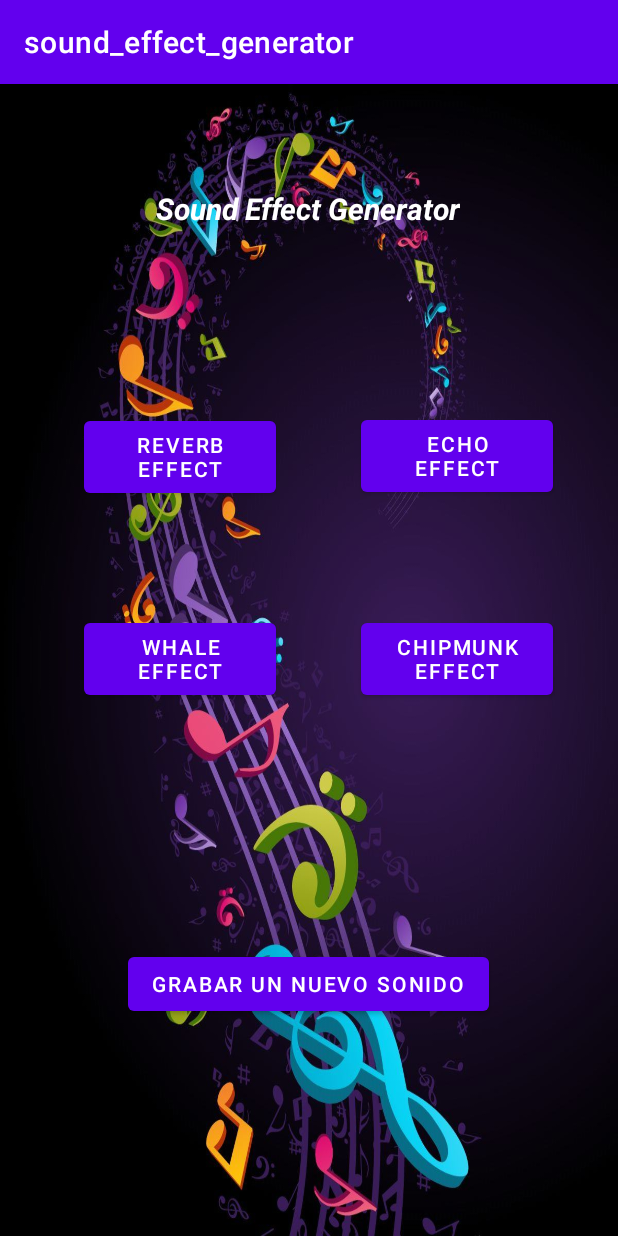
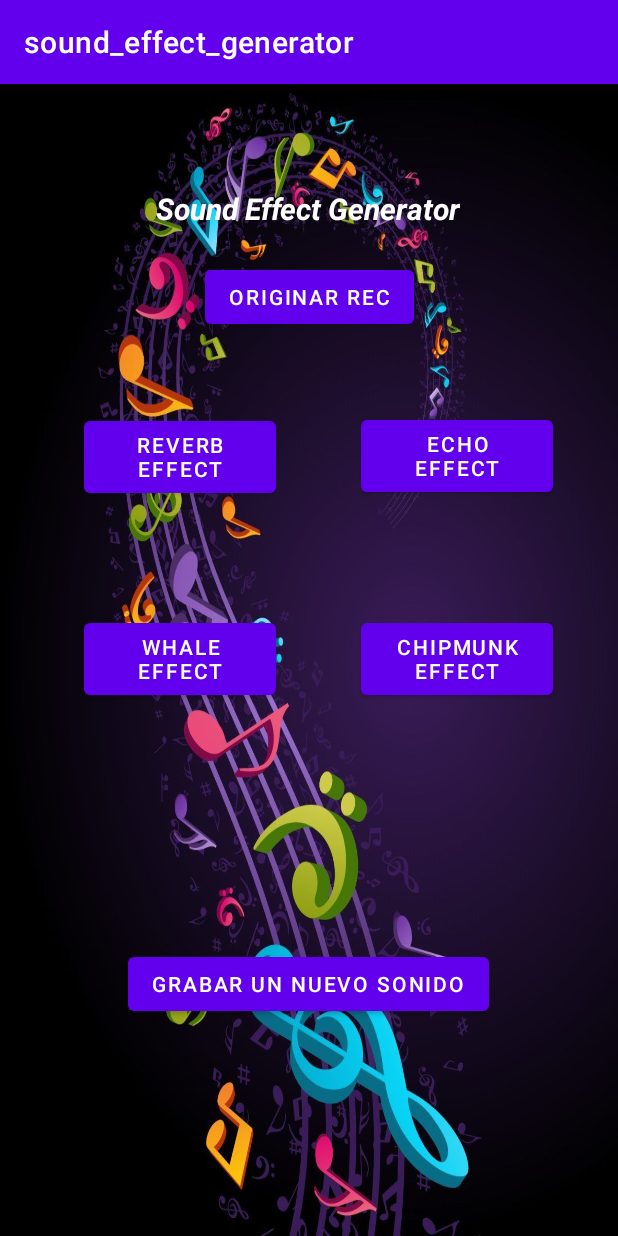
Before and after one commit to emorera07/sound_effect_generator, an Android app: the SoundsEffectsGeneratorActivity screen opened directly, with no data from a screen before it, on a phone screen of 412 x 824 dp. Run offline under Robolectric (Android 15) with nearby library versions, the phone set to English and light mode, and no system bars.

Commit message:
adding CHIPMUNK and WHALE effects

```diff
--- a/app/src/main/AndroidManifest.xml
+++ b/app/src/main/AndroidManifest.xml
@@ -4,6 +4,8 @@
 
     <uses-permission android:name="android.permission.WRITE_EXTERNAL_STORAGE" />
     <uses-permission android:name="android.permission.RECORD_AUDIO" />
+    <uses-permission android:name="android.permission.MODIFY_AUDIO_SETTINGS" />
+
 
     <application
         android:allowBackup="true"
--- a/app/src/main/res/layout/activity_sounds_effects_generator.xml
+++ b/app/src/main/res/layout/activity_sounds_effects_generator.xml
@@ -11,6 +11,7 @@
         android:id="@+id/button2"
         android:layout_width="128dp"
         android:layout_height="60dp"
+        android:onClick="reverb_effect"
         android:text="@string/btn_reverb"
         app:layout_constraintBottom_toBottomOf="parent"
         app:layout_constraintEnd_toEndOf="parent"
@@ -35,6 +36,7 @@
         android:id="@+id/button4"
         android:layout_width="128dp"
         android:layout_height="60dp"
+        android:onClick="playBallena"
         android:text="@string/btn_whale"
         app:layout_constraintBottom_toBottomOf="parent"
         app:layout_constraintEnd_toEndOf="parent"
@@ -47,6 +49,7 @@
         android:id="@+id/button5"
         android:layout_width="128dp"
         android:layout_height="60dp"
+        android:onClick="playArdilla"
         android:text="@string/btn_chipmunk"
         app:layout_constraintBottom_toBottomOf="parent"
         app:layout_constraintEnd_toEndOf="parent"
@@ -84,4 +87,17 @@
         app:layout_constraintStart_toStartOf="parent"
         app:layout_constraintTop_toTopOf="parent"
         app:layout_constraintVertical_bias="0.8" />
+
+    <Button
+        android:id="@+id/originalRec"
+        android:layout_width="wrap_content"
+        android:layout_height="wrap_content"
+        android:layout_marginTop="17dp"
+        android:layout_marginBottom="49dp"
+        android:onClick="playOriginal"
+        android:text="Originar Rec"
+        app:layout_constraintBottom_toTopOf="@+id/button2"
+        app:layout_constraintEnd_toEndOf="parent"
+        app:layout_constraintStart_toStartOf="parent"
+        app:layout_constraintTop_toBottomOf="@+id/textView" />
 </androidx.constraintlayout.widget.ConstraintLayout>
```
Also changed, not shown: app/src/main/java/com/example/sound_effect_generator/MainActivity.java (+11 -10 lines), app/src/main/java/com/example/sound_effect_generator/SoundsEffectsGeneratorActivity.java (+119 -6 lines), 3 other files.
